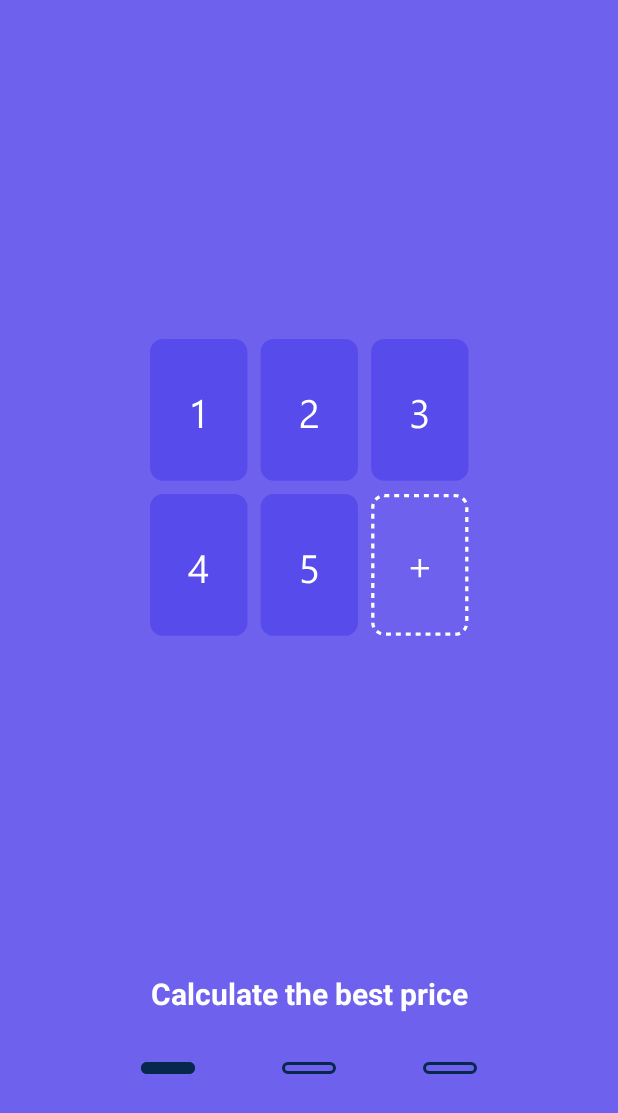
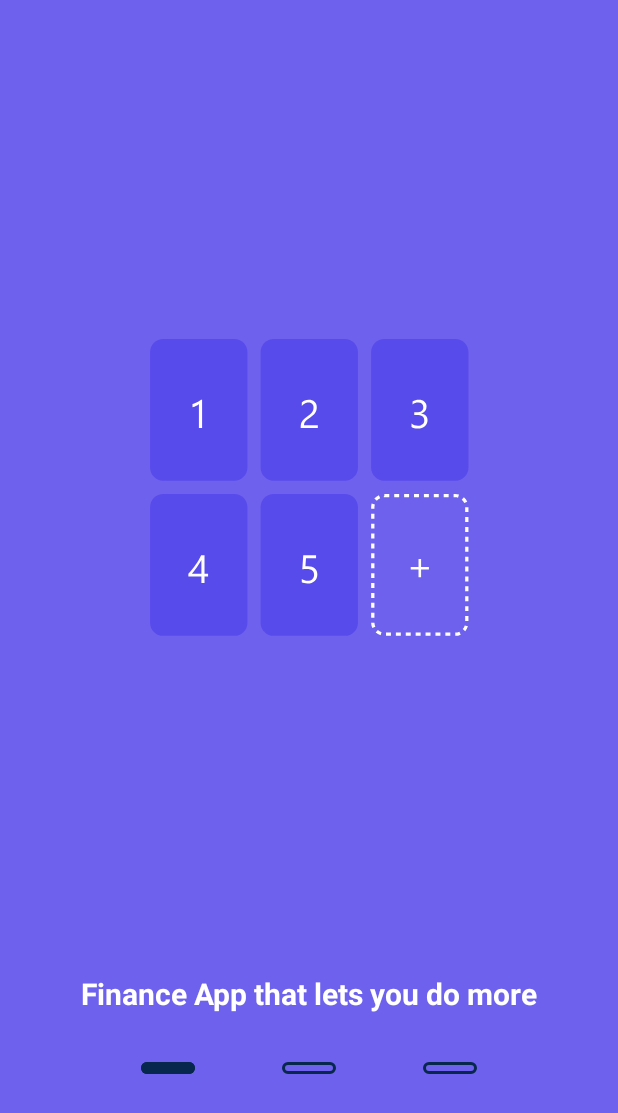
Before and after one commit to annkkiit/Expenses, an Android app: the screen it shows after launch (UserGuideLayout), on a phone screen of 412 x 824 dp. Shown: the top 1113 px of the screen. Run offline under Robolectric (Android 15) with nearby library versions, the light colour scheme and no system bars; Roboto replaces fonts that are not available here.

```diff
--- a/app/src/main/res/layout/activity_user_guide_layout.xml
+++ b/app/src/main/res/layout/activity_user_guide_layout.xml
@@ -67,7 +67,7 @@
         android:textColor="@color/white"
         android:textSize="20sp"
         android:textStyle="bold"
-        android:text="Calculate the best price"
+        android:text="Finance App that lets you do more"
         app:layout_constraintStart_toStartOf="parent"
         app:layout_constraintEnd_toEndOf="parent"
         app:layout_constraintBottom_toBottomOf="parent"
@@ -79,7 +79,7 @@
         android:textColor="@color/white"
         android:textStyle="bold"
         android:textSize="20sp"
-        android:text="Most popular clothes"
+        android:text="Most Popular Consultants"
         app:layout_constraintStart_toStartOf="parent"
         app:layout_constraintEnd_toEndOf="parent"
         app:layout_constraintBottom_toBottomOf="parent"
```
